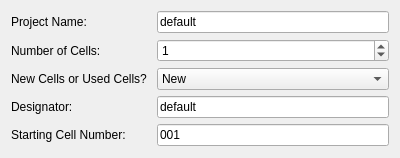
Lexcelon/batlab-toolkit-gui, file Wizard/wizardpageone.ui: the form before one commit.
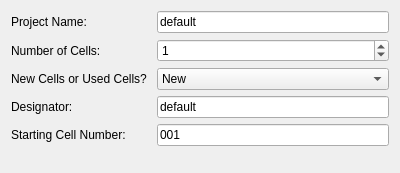
The form after the commit.

The edit to the form file:
```diff
--- a/Wizard/wizardpageone.ui
+++ b/Wizard/wizardpageone.ui
@@ -7,7 +7,7 @@
     <x>0</x>
     <y>0</y>
     <width>400</width>
-    <height>158</height>
+    <height>173</height>
    </rect>
   </property>
   <property name="sizePolicy">
```
Left out of the diff: 7 changed lines with no effect on the pictures.
